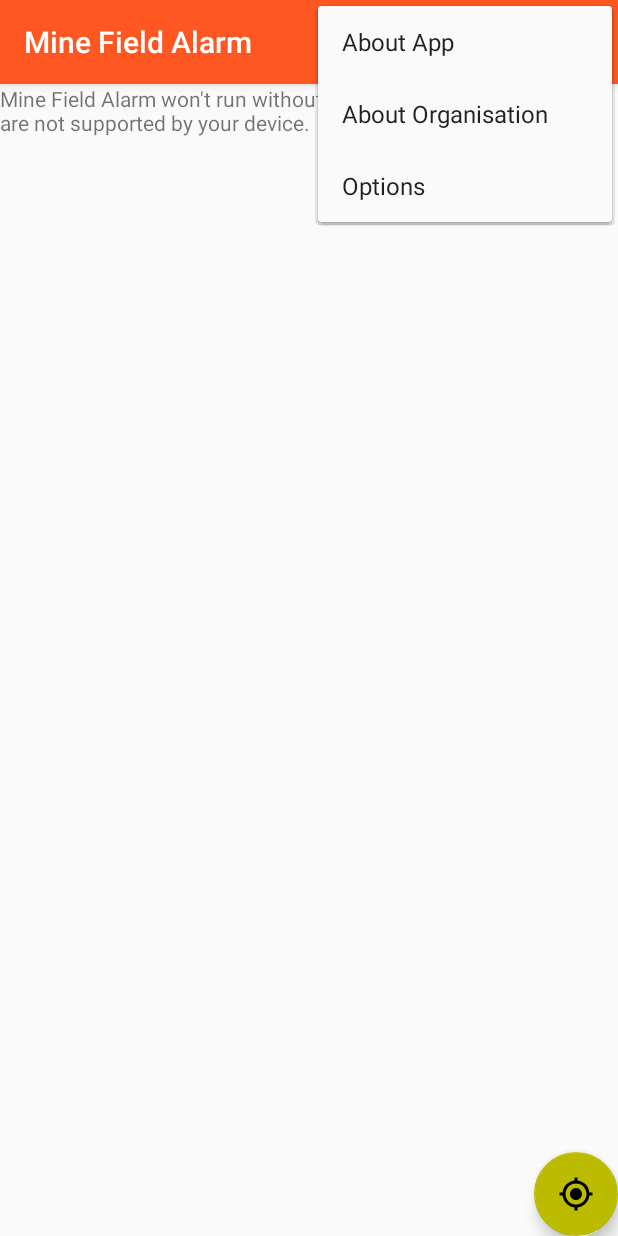
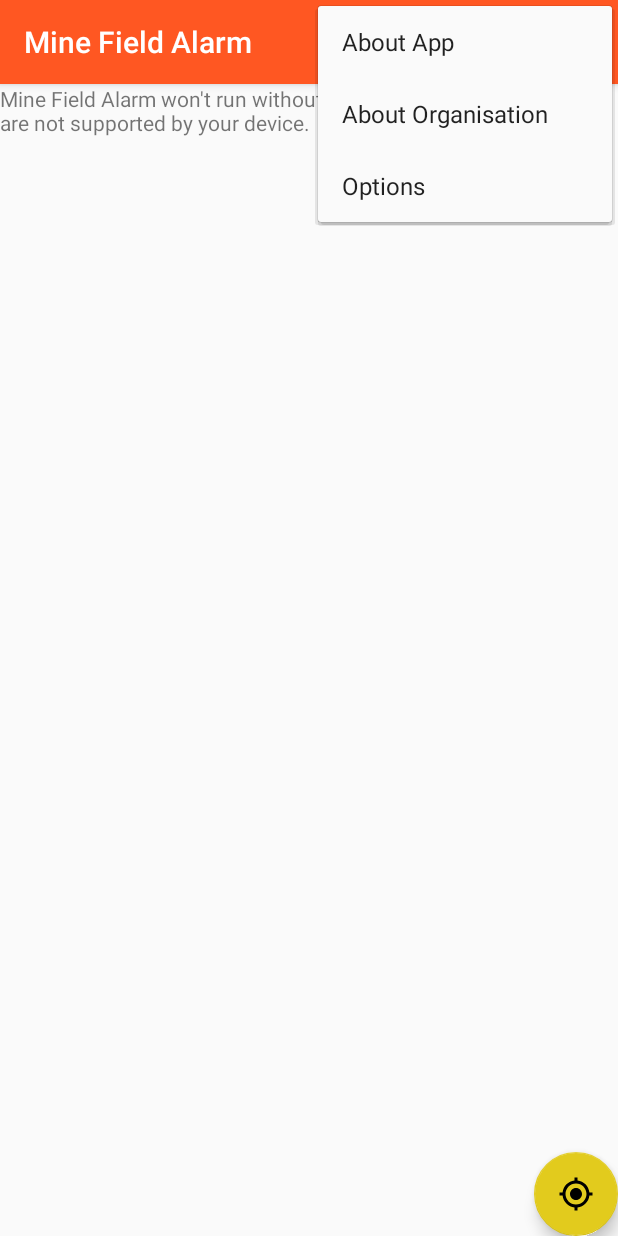
Before and after one commit to Ladislav92/Mine-Field-Alarm-Android, an Android app: the screen it shows after launch (MainActivity), with the options menu open, on a phone screen of 412 x 824 dp. Run offline under Robolectric (Android 15) with nearby library versions, the phone set to English and light mode, and no system bars.

Commit message:
Changed ugly yellow FAB color to one less ugly.

```diff
--- a/MineFieldAlarm/app/src/main/java/com/example/ladislav/minefieldalarm/activities/MainActivity.java
+++ b/MineFieldAlarm/app/src/main/java/com/example/ladislav/minefieldalarm/activities/MainActivity.java
@@ -8,7 +8,6 @@ import android.content.IntentFilter;
 import android.graphics.Color;
 import android.os.Bundle;
 import android.support.design.widget.FloatingActionButton;
-import android.support.design.widget.Snackbar;
 import android.support.v4.content.LocalBroadcastManager;
 import android.support.v7.app.AppCompatActivity;
 import android.util.Log;
@@ -41,18 +40,15 @@ public class MainActivity extends AppCompatActivity implements OnMapReadyCallbac
     public static final String TAG = "MineFieldAlarm";
     private static final String LOCATION_CHANGE_FILTER = "UserLocationChange";
     private static final String USER_LOCATION_TEXT = "My location";
+
     private GoogleMap googleMap;
-
     private LocationReceiver receiver;
     private Marker userPositionMarker;
+
     private List<MineField> mineFields;
 
     private boolean cameraMoved;
-    private double lastLatitude;
-    private double lastLongitude;
     private boolean moveRequested;
-
-    //TODO add floating action button
 
     @Override
     protected void onCreate(Bundle savedInstanceState) {
@@ -60,20 +56,10 @@ public class MainActivity extends AppCompatActivity implements OnMapReadyCallbac
         setContentView(R.layout.activity_main);
 
         setupMapIfNeeded();
+        setFloatingActionButton();
+
         cameraMoved = false;
         mineFields = MineFieldTable.getInstance().getMineFields();
-
-        FloatingActionButton fab = (FloatingActionButton) findViewById(R.id.fab);
-        fab.setImageResource(R.drawable.ic_my_location_black_24dp);
-
-        fab.setOnClickListener(new View.OnClickListener() {
-            @Override
-            public void onClick(View view) {
-                Toast.makeText(getApplicationContext(),
-                        "Requesting the position", Toast.LENGTH_LONG).show();
-                moveRequested = true;
-            }
-        });
         receiver = new LocationReceiver();
         LocalBroadcastManager.getInstance(this)
                 .registerReceiver(receiver, new IntentFilter(LOCATION_CHANGE_FILTER));
@@ -85,6 +71,7 @@ public class MainActivity extends AppCompatActivity implements OnMapReadyCallbac
             startService(new Intent(this, LocationTrackerService.class));
         }
     }
+
 
     @Override
     protected void onPause() {
@@ -108,7 +95,6 @@ public class MainActivity extends AppCompatActivity implements OnMapReadyCallbac
     @Override
     public void onMapReady(GoogleMap googleMap) {
         this.googleMap = googleMap;
-        displayMineFields();
 
         MapStateManager mgr = new MapStateManager(this);
         CameraPosition position = mgr.getSavedCameraPosition();
@@ -117,6 +103,7 @@ public class MainActivity extends AppCompatActivity implements OnMapReadyCallbac
             googleMap.moveCamera(update);
             googleMap.setMapType(mgr.getSavedMapType());
         }
+        displayMineFields();
     }
 
     private void setupMapIfNeeded() {
@@ -135,9 +122,14 @@ public class MainActivity extends AppCompatActivity implements OnMapReadyCallbac
                     .center(new LatLng(mineField.getLatitude(), mineField.getLongitude()))
                     .radius(mineField.getRadius()).strokeColor(Color.RED)
                     .strokeWidth(2).fillColor(Color.rgb(226, 203, 29));
-
             googleMap.addCircle(circleOptions);
         }
+    }
+
+    @Override
+    public boolean onCreateOptionsMenu(Menu menu) {
+        getMenuInflater().inflate(R.menu.main_menu, menu);
+        return true;
     }
 
     @Override
@@ -161,26 +153,6 @@ public class MainActivity extends AppCompatActivity implements OnMapReadyCallbac
         }
     }
 
-    @Override
-    public boolean onCreateOptionsMenu(Menu menu) {
-        getMenuInflater().inflate(R.menu.main_menu, menu);
-        return true;
-    }
-
-    private boolean isMyServiceRunning(Class<?> serviceClass) {
-        ActivityManager manager = (ActivityManager) getSystemService(Context.ACTIVITY_SERVICE);
-        for (ActivityManager.RunningServiceInfo service : manager.getRunningServices(Integer.MAX_VALUE)) {
-            if (serviceClass.getName().equals(service.service.getClassName())) {
-                return true;
-            }
-        }
-        return false;
-    }
-
-    public void startAnotherActivity(Class<?> activity) {
-        Intent intent = new Intent(this, activity);
-        startActivity(intent);
-    }
 
     private void createMarker(LatLng latLng, String title) {
         userPositionMarker = googleMap.addMarker(new MarkerOptions().position(latLng));
@@ -210,11 +182,39 @@ public class MainActivity extends AppCompatActivity implements OnMapReadyCallbac
             Log.i(TAG, "MineMapFragment: New location received !");
 
             Bundle bundle = intent.getExtras();
-            lastLatitude = bundle.getDouble("latitude");
-            lastLongitude = bundle.getDouble("longitude");
+            double lastLatitude = bundle.getDouble("latitude");
+            double lastLongitude = bundle.getDouble("longitude");
             LatLng latLng = new LatLng(lastLatitude, lastLongitude);
             updateMarker(latLng);
         }
     }
 
+    private void setFloatingActionButton() {
+        FloatingActionButton fab = (FloatingActionButton) findViewById(R.id.fab);
+        fab.setImageResource(R.drawable.ic_my_location_black_24dp);
+
+        fab.setOnClickListener(new View.OnClickListener() {
+            @Override
+            public void onClick(View view) {
+                Toast.makeText(getApplicationContext(),
+                        "Requesting the position", Toast.LENGTH_LONG).show();
+                moveRequested = true;
+            }
+        });
+    }
+
+    private boolean isMyServiceRunning(Class<?> serviceClass) {
+        ActivityManager manager = (ActivityManager) getSystemService(Context.ACTIVITY_SERVICE);
+        for (ActivityManager.RunningServiceInfo service : manager.getRunningServices(Integer.MAX_VALUE)) {
+            if (serviceClass.getName().equals(service.service.getClassName())) {
+                return true;
+            }
+        }
+        return false;
+    }
+
+    public void startAnotherActivity(Class<?> activity) {
+        Intent intent = new Intent(this, activity);
+        startActivity(intent);
+    }
 }
--- a/MineFieldAlarm/app/src/main/java/com/example/ladislav/minefieldalarm/services/LocationTrackerService.java
+++ b/MineFieldAlarm/app/src/main/java/com/example/ladislav/minefieldalarm/services/LocationTrackerService.java
@@ -46,7 +46,6 @@ public class LocationTrackerService extends Service
     public static final int UPDATE_INTERVAL = 10000;
     public static final int FASTEST_UPDATE_INTERVAL = 1000;
 
-    private MineFieldTable mineFields;
     private List<MineField> closestFields;
 
     private GoogleApiClient googleApiClient;
@@ -67,7 +66,6 @@ public class LocationTrackerService extends Service
     @Override
     public void onCreate() {
         Log.i(TAG, "LocationTrackerService onCreate");
-        mineFields = MineFieldTable.getInstance();
     }
 
     @Override
@@ -146,7 +144,6 @@ public class LocationTrackerService extends Service
         closestFields = MineFieldTable.getInstance().getClosestFieldsTo(userLatitude, userLongitude);
 
         pendingIntent = requestPendingIntent();
-
         GeofencingRequest.Builder geofencingRequestBuilder = new GeofencingRequest.Builder();
 
         for (MineField mineField : closestFields) {
@@ -175,7 +172,7 @@ public class LocationTrackerService extends Service
 
     private PendingIntent requestPendingIntent() {
         Log.i(TAG, "LocationTrackerService: requesting pending intent.");
-        if (null != pendingIntent) {
+        if (pendingIntent != null) {
             return pendingIntent;
         }
 
@@ -209,7 +206,6 @@ public class LocationTrackerService extends Service
      */
     private void createLocationRequest() {
         Log.i(TAG, "LocationTrackerService: Creating location request.");
-
         locationRequest = new LocationRequest();
         locationRequest.setInterval(UPDATE_INTERVAL);
         locationRequest.setFastestInterval(FASTEST_UPDATE_INTERVAL);
--- a/MineFieldAlarm/app/src/main/res/values/colors.xml
+++ b/MineFieldAlarm/app/src/main/res/values/colors.xml
@@ -5,5 +5,5 @@
     <color name="colorAccent">#FF4081</color>
     <color name="ColorPrimary">#FF5722</color>
     <color name="ColorPrimaryDark">#E64A19</color>
-    <color name="colorYellow">#bbbb00</color>
+    <color name="colorYellow">#E2CB1D</color>
 </resources>
```
Also changed, not shown: MineFieldAlarm/app/src/main/java/com/example/ladislav/minefieldalarm/services/GeofenceTransitionsIntentService.java (+7 -5 lines).
